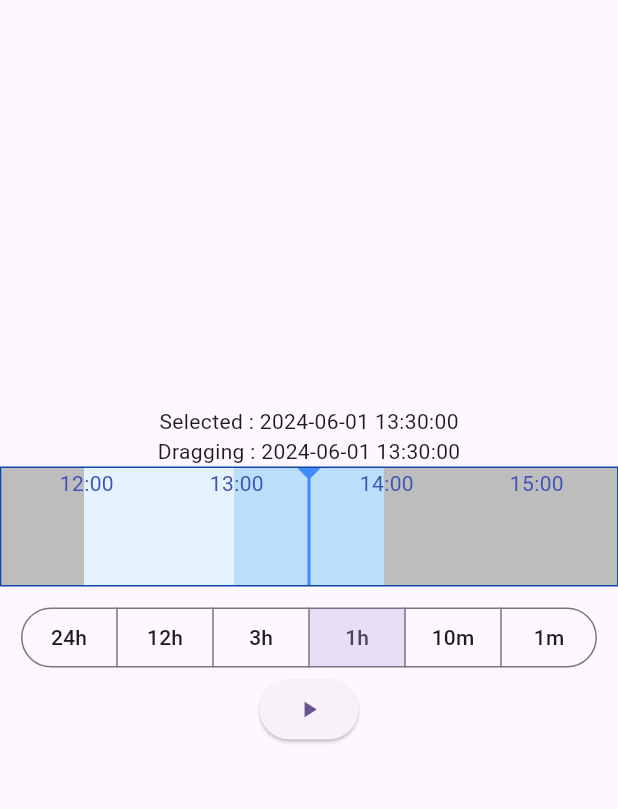
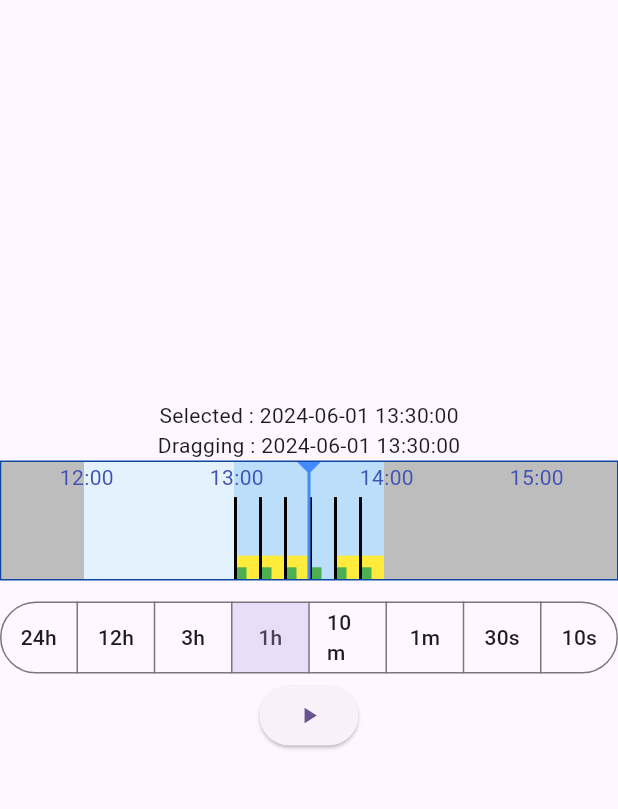
Before and after one commit to SunSkykSoft/time_seek_slider, a Flutter app: the screen it shows after launch, on a phone screen of 412 x 824 dp, the part 84-893 px from its top. Run offline on Flutter 3.47's test engine with Material 3 defaults, Android fonts, the phone set to English and light mode, and no system bars.

```diff
--- a/example/lib/main.dart
+++ b/example/lib/main.dart
@@ -61,7 +61,17 @@ class _MyHomePageState extends State<MyHomePage> {
     Timer.periodic(const Duration(seconds: 1), (timer) {
       if (_isPlaying) {
         setState(() {
-          _selectedTime = _selectedTime.add(const Duration(seconds: 10));
+          if (_sectionTime < TimeSeekSlider.sectionMinute) {
+            _selectedTime = _selectedTime.add(const Duration(seconds: 1));
+          } else if (_sectionTime < TimeSeekSlider.sectionHour) {
+              _selectedTime = _selectedTime.add(const Duration(seconds: 10));
+          } else if (_sectionTime < TimeSeekSlider.section3Hours) {
+            _selectedTime = _selectedTime.add(const Duration(minutes: 10));
+          } else if (_sectionTime < TimeSeekSlider.section12Hours) {
+            _selectedTime = _selectedTime.add(const Duration(minutes: 30));
+          } else {
+            _selectedTime = _selectedTime.add(const Duration(hours: 1));
+          }
           //print('[TimeSeekSlider] Current: ${formatter.format(_selectedTime)}');
         });
       }
@@ -77,24 +87,24 @@ class _MyHomePageState extends State<MyHomePage> {
     List<TimePeriod> timePeriods0 = [];
     for(int i=0; i < 10; i++) {
       timePeriods0.add(TimePeriod(
-          DateTime(2024,4,28,13,00,0).add(Duration(minutes: 40*i)),
-          DateTime(2024,4,28,13,30,0).add(Duration(minutes: 40*i))
+          DateTime(2024, 6, 1,13,00,0).add(Duration(minutes: 40*i)),
+          DateTime(2024, 6, 1,13,30,0).add(Duration(minutes: 40*i))
       ));
     }
     // Layer 1
     List<TimePeriod> timePeriods1 = [];
     for(int i=0; i < 100; i++) {
       timePeriods1.add(TimePeriod(
-          DateTime(2024,4,28,13,00,0).add(Duration(minutes: 10*i)),
-          DateTime(2024,4,28,13,05,0).add(Duration(minutes: 10*i))
+          DateTime(2024, 6, 1,13,00,0).add(Duration(minutes: 10*i)),
+          DateTime(2024, 6, 1,13,05,0).add(Duration(minutes: 10*i))
       ));
     }
     // Layer 2
     List<TimePeriod> timePeriods2 = [];
     for(int i=0; i < 100; i++) {
       timePeriods2.add(TimePeriod(
-          DateTime(2024,4,28,13,00,0).add(Duration(minutes: 10*i)),
-          DateTime(2024,4,28,13,00,0).add(Duration(minutes: 10*i))
+          DateTime(2024, 6, 1,13,00,0).add(Duration(minutes: 10*i)),
+          DateTime(2024, 6, 1,13,00,0).add(Duration(minutes: 10*i))
       ));
     }
     // 追加した順に描画される（後上書き）.
@@ -221,6 +231,14 @@ class _SectionTimeChoiceState extends State<SectionTimeChoice> {
           value: TimeSeekSlider.sectionMinute,
           label: Text('1m'),
         ),
+        ButtonSegment<int>(
+          value: TimeSeekSlider.section30Seconds,
+          label: Text('30s'),
+        ),
+        ButtonSegment<int>(
+          value: TimeSeekSlider.section10Seconds,
+          label: Text('10s'),
+        ),
       ],
       selected: <int>{selectedRecordType},
       showSelectedIcon: false,
--- a/lib/time_seek_slider.dart
+++ b/lib/time_seek_slider.dart
@@ -93,6 +93,8 @@ class TimeSeekSlider extends StatefulWidget {
   final Function(DateTime)? onChangingSelectedTime;
 
   /// Available values of sectionTime.
+  static const int section10Seconds = 10;
+  static const int section30Seconds = 30;
   static const int sectionMinute    = 60;
   static const int section10Minute  = 600;
   static const int sectionHour      = 3600;
@@ -201,6 +203,10 @@ class TimeSeekSliderState extends State<TimeSeekSlider> {
       return DateTime(time.year, time.month, time.day, time.hour ~/12 * 12, 0, 0);
     } else if (widget.sectionTime == TimeSeekSlider.sectionMinute) {
       return DateTime(time.year, time.month, time.day, time.hour, time.minute, 0);
+    } else if (widget.sectionTime == TimeSeekSlider.section30Seconds) {
+      return DateTime(time.year, time.month, time.day, time.hour, time.minute, time.second ~/30 * 30);
+    } else if (widget.sectionTime == TimeSeekSlider.section10Seconds) {
+      return DateTime(time.year, time.month, time.day, time.hour, time.minute, time.second ~/10 * 10);
     }
     return DateTime(time.year, time.month, time.day, time.hour, time.minute, time.second);
   }
@@ -334,6 +340,16 @@ class TimeSeekSliderState extends State<TimeSeekSlider> {
       if ((diff.inDays % 2) == 1) {
         colorIndex = 1;
       }
+    } else if (widget.sectionTime == TimeSeekSlider.section10Seconds) {
+      // use Second Color if the minute of time is odd number.
+      if (((time.second ~/10) % 2) == 1) {
+        colorIndex = 1;
+      }
+    } else if (widget.sectionTime == TimeSeekSlider.section30Seconds) {
+      // use Second Color if the minute of time is odd number.
+      if (((time.second ~/30) % 2) == 1) {
+        colorIndex = 1;
+      }
     } else if (widget.sectionTime == TimeSeekSlider.sectionMinute) {
       // use Second Color if the minute of time is odd number.
       if ((time.minute % 2) == 1) {
@@ -463,7 +479,13 @@ class TimeSeekSliderState extends State<TimeSeekSlider> {
                     var periodStartVal = itemStart.day;
                     periodEndText = periodEndVal.toString();
                     periodStartText = '/$periodStartVal';
-
+                  } else if (widget.sectionTime < TimeSeekSlider.sectionMinute) {
+                    // Display Seconds if section time is less than 1 minute.
+                    var periodEndHVal = itemEnd.hour;
+                    var periodEndMVal = itemEnd.minute;
+                    var periodStartVal = itemStart.second;
+                    periodEndText = '$periodEndHVal:${periodEndMVal ~/ widget.sectionTime}';
+                    periodStartText = '${periodEndMVal % widget.sectionTime}:${periodStartVal.toString().padLeft(2, "0")}';
                   } else {
                     // Display Time (HH:mm).
                     var periodEndVal = itemEnd.hour;
--- a/pubspec.yaml
+++ b/pubspec.yaml
@@ -1,6 +1,6 @@
 name: time_seek_slider
 description: "Time Seek Slider widget to display and select date and time."
-version: 0.0.5
+version: 0.0.6
 homepage: https://github.com/SunSkykSoft/time_seek_slider
 
 environment:
```
Also changed, not shown: example/pubspec.lock, 2 other files.
